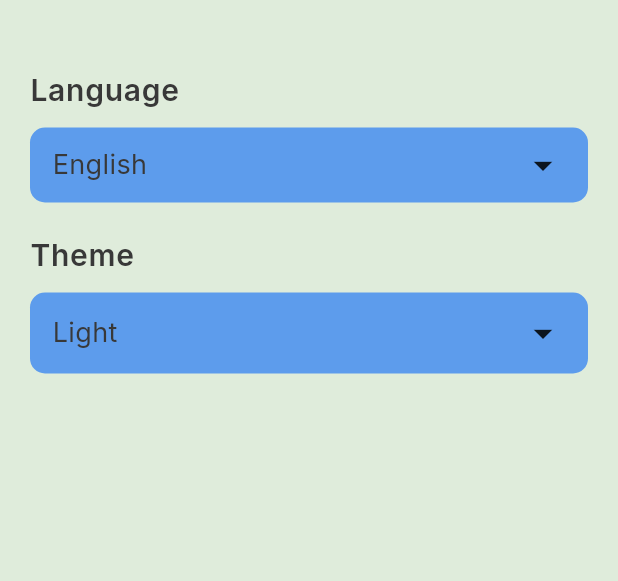
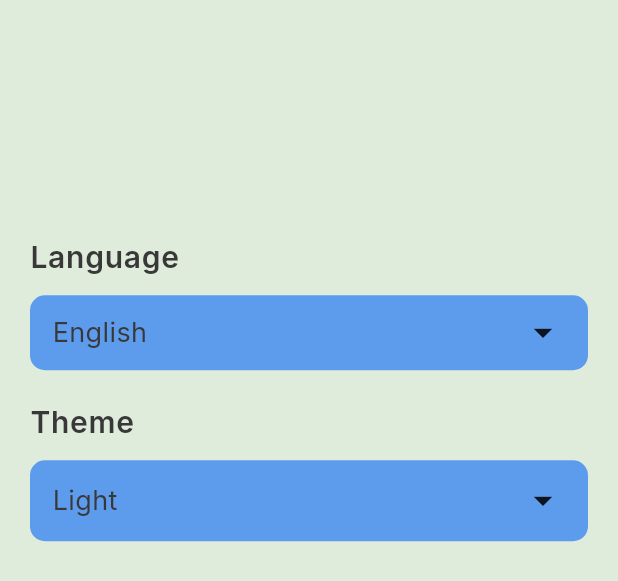
Before and after one commit to ShahdAhmed134/to_do, a Flutter app: the SettingTab widget shown alone on an empty page, opened directly, on a phone screen of 412 x 824 dp. Shown: the top 581 px of the screen. Run offline on Flutter 3.47's test engine with Material 3 defaults, Android fonts, the phone set to English and light mode, and no system bars; our stand-ins replace cloud_firestore, easy_date_timeline, firebase_core, flutter_slidable, google_fonts; accounts and stored records are empty; generated files the repository leaves out were written again.

```diff
--- a/lib/Edit/edit_task.dart
+++ b/lib/Edit/edit_task.dart
@@ -185,7 +185,9 @@ class _EditTaskState extends State<EditTask> {
   @override
   void initState() {
     super.initState();
-    titleController = TextEditingController(text: widget.task.title);
+    titleController = TextEditingController(
+      text: widget.task.title,
+    );
     descriptionController =
         TextEditingController(text: widget.task.description);
     selectedDate = widget.task.dateTime;
@@ -216,7 +218,9 @@ class _EditTaskState extends State<EditTask> {
           padding: EdgeInsets.all(20),
           decoration: BoxDecoration(
             borderRadius: BorderRadius.circular(20),
-            color: AppColors.whiteColor,
+            color: provider.isDark()
+                ? AppColors.blackDarkColor
+                : AppColors.whiteColor,
           ),
           width: MediaQuery.of(context).size.width * 0.9,
           height: MediaQuery.of(context).size.height * 0.7,
@@ -250,7 +254,7 @@ class _EditTaskState extends State<EditTask> {
                           hintStyle: Theme.of(context)
                               .textTheme
                               .titleMedium!
-                              .copyWith(color: AppColors.grayColor),
+                              .copyWith(color: Color(0xffb2aeae)),
                         ),
                       ),
                       SizedBox(
--- a/lib/add_list/add_list_tab.dart
+++ b/lib/add_list/add_list_tab.dart
@@ -30,17 +30,39 @@ class _AddListgTabState extends State<AddListgTab> {
               providerList.changeSelectDate(selectedDate);
             },
             headerProps: EasyHeaderProps(
+              // padding: EdgeInsets.fromLTRB(15, 5, 5, 15),
+              //showMonthPicker: false,
               monthStyle: TextStyle(
-                color: provider.isDark() ? AppColors.whiteColor : Colors.black,
+                color: AppColors.blackDarkColor,
+                fontWeight: FontWeight.bold,
+                fontSize: 16,
               ),
-              monthPickerType: MonthPickerType.switcher,
               selectedDateStyle: TextStyle(
-                color: provider.isDark() ? AppColors.whiteColor : Colors.black,
+                color: AppColors.blackDarkColor,
+                fontWeight: FontWeight.bold,
+                fontSize: 16,
               ),
-              dateFormatter: DateFormatter.fullDateDMY(),
+              dateFormatter: DateFormatter.fullDateDayAsStrMY(),
             ),
             dayProps: EasyDayProps(
-              inactiveDayStyle: DayStyle(
+              borderColor: AppColors.blackDarkColor,
+              height: MediaQuery.of(context).size.height * 0.1,
+              width: MediaQuery.of(context).size.width * 0.17,
+              todayStyle: DayStyle(
+                decoration: BoxDecoration(
+                  color: provider.isDark()
+                      ? AppColors.blackDarkColor
+                      : Colors.white,
+                  border: Border.all(color: AppColors.primaryColor, width: 2),
+                  borderRadius: BorderRadius.circular(10),
+                ),
+                dayStrStyle: TextStyle(
+                  fontSize: 12.0,
+                  fontWeight: FontWeight.bold,
+                  color:
+                      provider.isDark() ? AppColors.whiteColor : Colors.black,
+                  // Change the text color if needed
+                ),
                 dayNumStyle: TextStyle(
                     color:
                         provider.isDark() ? AppColors.whiteColor : Colors.black,
@@ -48,24 +70,61 @@ class _AddListgTabState extends State<AddListgTab> {
                         FontWeight.bold // Change the text color if needed
                     ),
               ),
-              dayStructure: DayStructure.dayStrDayNumMonth,
+              todayHighlightStyle: TodayHighlightStyle.withBorder,
+              todayHighlightColor: AppColors.primaryColor,
+              //   todayHighlightStyle: TodayHighlightStyle.withBackground,
+
+              inactiveDayStyle: DayStyle(
+                decoration: BoxDecoration(
+                  borderRadius: BorderRadius.circular(10),
+                  color: provider.isDark()
+                      ? AppColors.blackDarkColor
+                      : Colors.white,
+                ),
+                dayStrStyle: TextStyle(
+                  fontSize: 12.0,
+                  fontWeight: FontWeight.bold,
+                  color:
+                      provider.isDark() ? AppColors.whiteColor : Colors.black,
+                  // Change the text color if needed
+                ),
+                dayNumStyle: TextStyle(
+                    color:
+                        provider.isDark() ? AppColors.whiteColor : Colors.black,
+                    fontWeight:
+                        FontWeight.bold // Change the text color if needed
+                    ),
+              ),
+              dayStructure: DayStructure.dayStrDayNum,
               activeDayStyle: DayStyle(
+                dayNumStyle: TextStyle(
+                    fontSize: 18.0,
+                    fontWeight: FontWeight.bold,
+                    color: AppColors.primaryColor),
+                dayStrStyle: TextStyle(
+                    fontSize: 13.0,
+                    fontWeight: FontWeight.bold,
+                    color: AppColors.primaryColor),
                 decoration: BoxDecoration(
                   borderRadius: BorderRadius.all(Radius.circular(8)),
                   gradient: LinearGradient(
                     begin: Alignment.topCenter,
                     end: Alignment.bottomCenter,
-                    colors: [
-                      Color(0xff3371FF),
-                      Color(0xff8426D6),
-                    ],
+                    colors: provider.isDark()
+                        ? [AppColors.blackDarkColor, AppColors.blackDarkColor]
+                        : [Color(0xffffffff), Color(0xffffffff)],
                   ),
                 ),
               ),
             ),
+            timeLineProps: const EasyTimeLineProps(
+              hPadding: 16.0, // padding from left and right
+              separatorPadding: 16.0,
+              // margin: EdgeInsets.all(10)// padding between days
+            ),
           ),
           Expanded(
-              child: ListView.builder(
+            child: ListView.builder(
               itemBuilder: (context, index) => AddListItem(
                 task: providerList.tasksList[index],
               ),
--- a/lib/home/home_screen.dart
+++ b/lib/home/home_screen.dart
@@ -70,13 +70,13 @@ class _HomeScreenState extends State<HomeScreen> {
           ),
         ),
         floatingActionButtonLocation: FloatingActionButtonLocation.centerDocked,
-        body: Column(children: [
+        body: Stack(children: [
           Container(
             width: double.infinity,
-            height: 60,
+            height: 90,
             color: AppColors.primaryColor,
           ),
-          Expanded(child: selectedIndex == 0 ? AddListgTab() : SettingTab())
+          selectedIndex == 0 ? AddListgTab() : SettingTab()
         ]));
   }
 
--- a/lib/setting/setting_tab.dart
+++ b/lib/setting/setting_tab.dart
@@ -22,7 +22,7 @@ class _SettingTabState extends State<SettingTab> {
         crossAxisAlignment: CrossAxisAlignment.start,
         children: [
           SizedBox(
-            height: 20,
+            height: MediaQuery.of(context).size.height * 0.16,
           ),
           Text(
             AppLocalizations.of(context)!.language,
```
Also changed, not shown: 2 other files.
